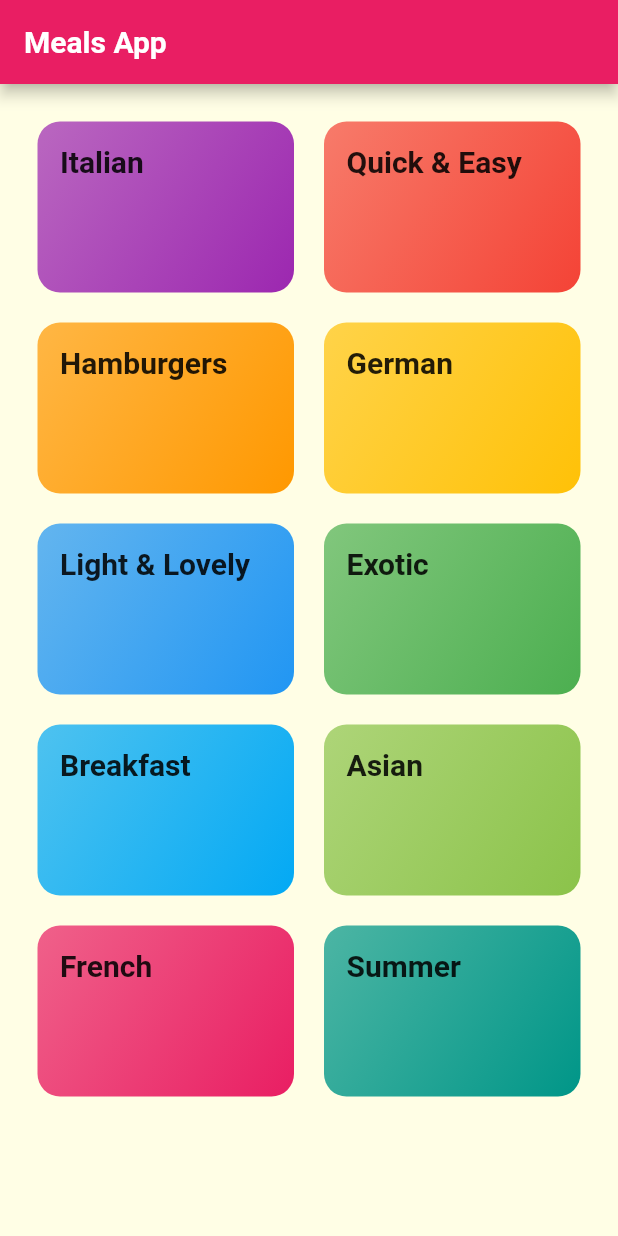
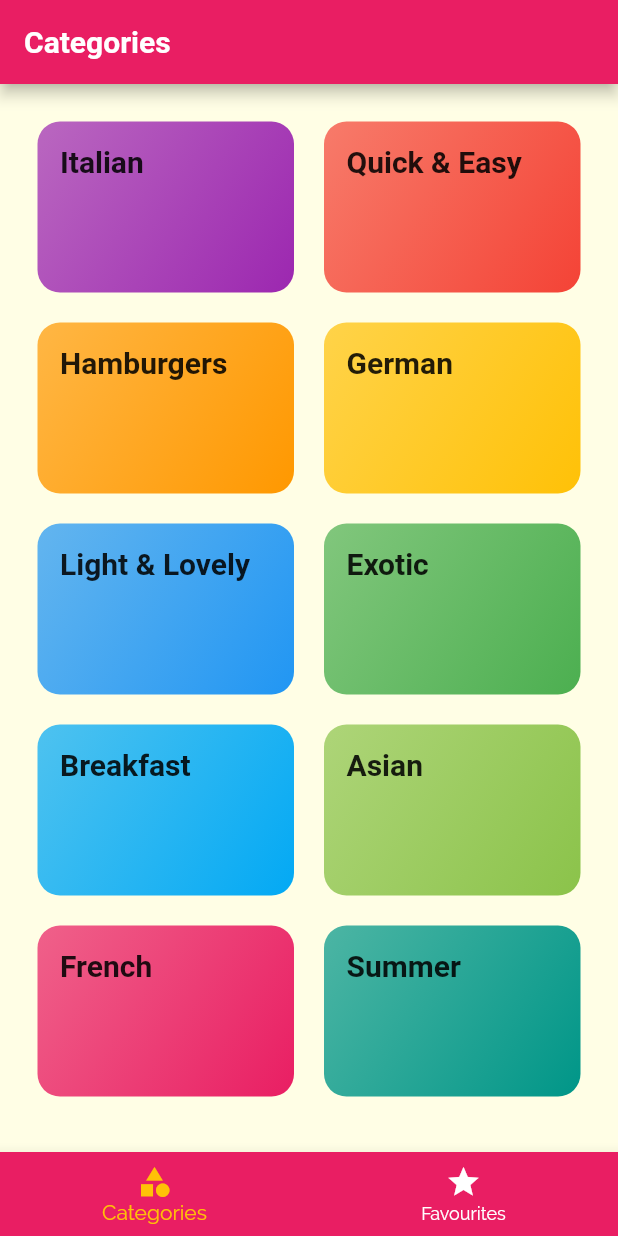
Before and after one commit to learner0408/meals_app, a Flutter app: the screen it shows after launch, on a phone screen of 412 x 824 dp. Run offline on Flutter 3.47's test engine with Material 2 defaults, Android fonts, the phone set to English and light mode, and no system bars; Roboto replaces fonts that are missing (RobotoCondensed).

```diff
--- a/lib/main.dart
+++ b/lib/main.dart
@@ -1,4 +1,5 @@
 import 'package:flutter/material.dart';
+import 'package:meals_app/screens/tabs_screen.dart';
 
 import './screens/meal_detail_screen.dart';
 import 'screens/meals_Screen.dart';
@@ -29,7 +30,7 @@ class MyApp extends StatelessWidget {
       theme: theme.copyWith(
         colorScheme: theme.colorScheme.copyWith(secondary: Colors.amber),
       ),
-      //home: CategoriesScreen(),
+      home: TabsScreen(),
       routes: {
         MealsScreen.routeName: (ctx) => MealsScreen(),
         MealDetailScreen.routeName: (ctx) => MealDetailScreen()
--- a/lib/screens/categories_screen.dart
+++ b/lib/screens/categories_screen.dart
@@ -8,11 +8,7 @@ class CategoriesScreen extends StatelessWidget {
 
   @override
   Widget build(BuildContext context) {
-    return Scaffold(
-      appBar: AppBar(
-        title: Text("Meals App"),
-      ),
-      body: GridView(
+    return GridView(
       padding: const EdgeInsets.all(25),
       gridDelegate: const SliverGridDelegateWithMaxCrossAxisExtent(
           maxCrossAxisExtent: 200,
@@ -23,7 +19,6 @@ class CategoriesScreen extends StatelessWidget {
           .map((CatData) =>
               CategoryItem(CatData.id, CatData.title, CatData.color))
           .toList(),
-      ),
     );
   }
 }
--- /dev/null
+++ b/lib/screens/tabs_screen.dart
@@ -0,0 +1,67 @@
+import 'package:flutter/material.dart';
+
+import './favorites_screen.dart';
+import './categories_screen.dart';
+
+class TabsScreen extends StatefulWidget {
+  const TabsScreen({Key? key}) : super(key: key);
+
+  @override
+  State<TabsScreen> createState() => _TabsScreenState();
+}
+
+class _TabsScreenState extends State<TabsScreen> {
+  final List<Map<String, Object>> _pages = [
+    {'title': 'Categories', 'page': CategoriesScreen()},
+    {'title': 'Favourites', 'page': FavoritesScreen()}
+  ];
+  int _selectedTabIndex = 0;
+
+  void _selectTab(int index) {
+    setState(() {
+      _selectedTabIndex = index;
+    });
+  }
+
+  @override
+  Widget build(BuildContext context) {
+    return Scaffold(
+      appBar: AppBar(
+        title: Text(_pages[_selectedTabIndex]['title'] as String),
+        // bottom: const TabBar(tabs: [
+        //   Tab(
+        //     icon: Icon(Icons.category),
+        //     text: "Categories",
+        //   ),
+        //   Tab(
+        //     icon: Icon(Icons.star),
+        //     text: "Favourite",
+        //   )
+        // ]),
+      ),
+      body: _pages[_selectedTabIndex]['page'] as Widget,
+      bottomNavigationBar: BottomNavigationBar(
+        backgroundColor: Theme.of(context).primaryColor,
+        onTap: _selectTab,
+        items: [
+          BottomNavigationBarItem(
+              icon: Icon(
+                Icons.category,
+              ),
+              label: "Categories",
+              backgroundColor: Theme.of(context).primaryColor),
+          BottomNavigationBarItem(
+              icon: Icon(
+                Icons.star,
+              ),
+              label: "Favourites",
+              backgroundColor: Theme.of(context).primaryColor)
+        ],
+        unselectedItemColor: Colors.white,
+        selectedItemColor: Theme.of(context).colorScheme.secondary,
+        currentIndex: _selectedTabIndex,
+        //type: BottomNavigationBarType.shifting,
+      ),
+    );
+  }
+}
```
Also changed, not shown: lib/screens/favorites_screen.dart (added, +12 -0 lines), lib/screens/meal_detail_screen.dart (+65 -3 lines). Lines whose indentation alone changed are shown as unchanged.
